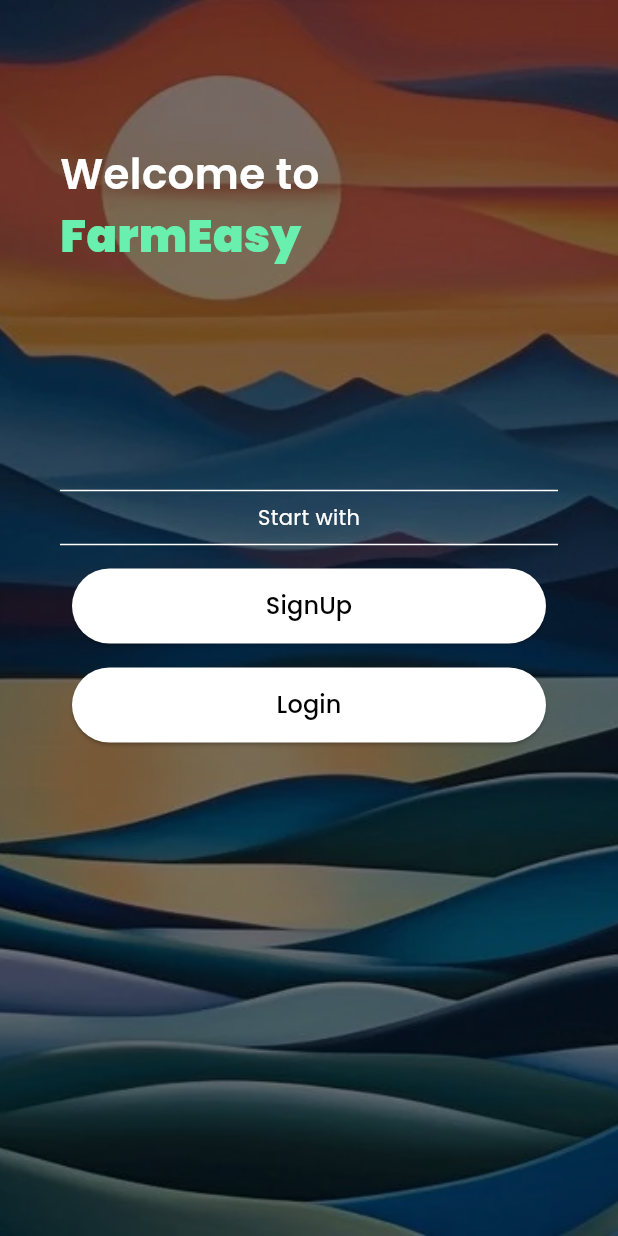
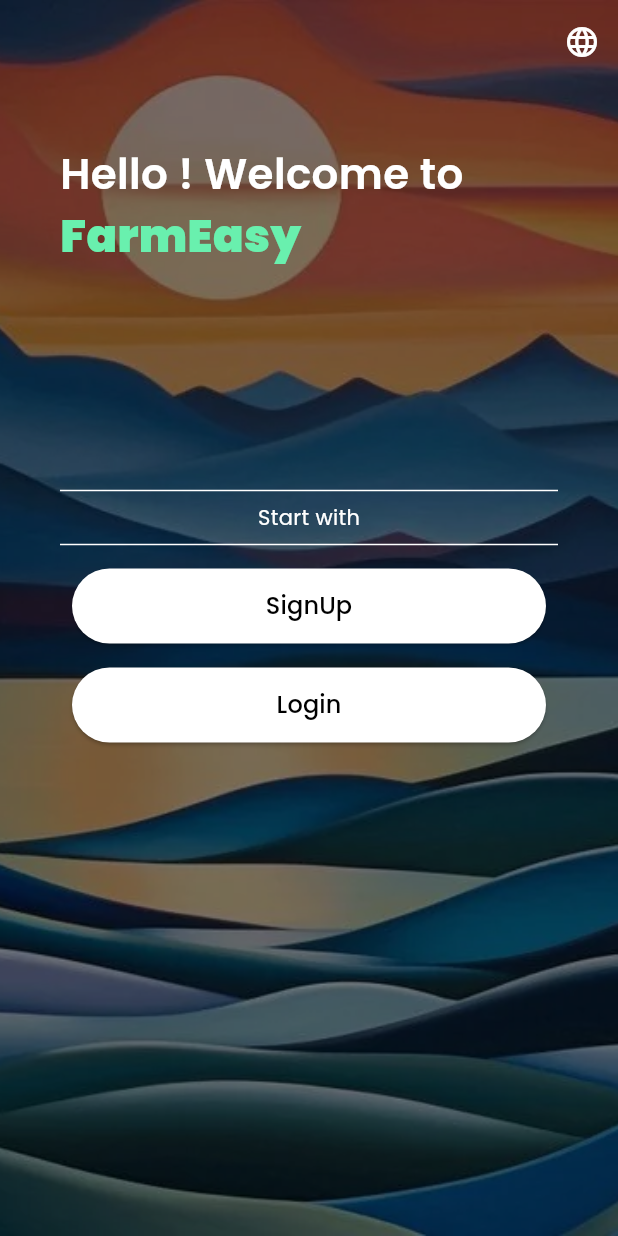
Before and after one commit to Gautam20402/FarmEasy, a Flutter app: the screen it shows after launch, on a phone screen of 412 x 824 dp. Run offline on Flutter 3.47's test engine with Material 3 defaults, Android fonts, the phone set to English and light mode, and no system bars; our stand-ins replace bloc, cloud_firestore, firebase_auth, firebase_core, flutter_bloc, fluttertoast and 1 more; accounts and stored records are empty; generated files the repository leaves out were written again.

Commit message:
language added-hindi-under-maintenance

```diff
--- /dev/null
+++ b/l10n.yaml
@@ -0,0 +1,3 @@
+arb-dir: lib/l10n
+template-arb-file: app_en.arb
+output-localization-file: app_localizations.dart
--- a/lib/features/landing/ui/landing_screen.dart
+++ b/lib/features/landing/ui/landing_screen.dart
@@ -1,6 +1,11 @@
 import 'package:farmeasy/features/landing/bloc/landing_bloc.dart';
+import 'package:flutter/cupertino.dart';
 import 'package:flutter/material.dart';
 import 'package:flutter_bloc/flutter_bloc.dart';
+import 'package:flutter_gen/gen_l10n/app_localizations.dart';
+
+import '../../../localization/bloc/app_config_cubit.dart';
+import '../../../localization/l10n/l10n.dart';
 
 class LandingScreen extends StatefulWidget {
   const LandingScreen({super.key});
@@ -35,6 +40,39 @@ class _LandingScreenState extends State<LandingScreen> {
         switch (state.runtimeType) {
           case LandingInitial:
             return Scaffold(
+                extendBody: true,
+                extendBodyBehindAppBar: true,
+                appBar: AppBar(
+                  actions: [
+                    PopupMenuButton(
+                      icon: const Icon(
+                        Icons.language,
+                        color: Colors.white,
+                      ),
+                      shape: RoundedRectangleBorder(
+                        borderRadius: BorderRadius.circular(16),
+                      ),
+                      elevation: 1,
+                      position: PopupMenuPosition.under,
+                      itemBuilder: (_) {
+                        return AppLocalizations.supportedLocales.map(
+                          (locale) {
+                            return PopupMenuItem<String>(
+                              value: locale.languageCode,
+                              child:
+                                  Text(L10n.languageName(locale.languageCode)),
+                            );
+                          },
+                        ).toList();
+                      },
+                      onSelected: (value) {
+                        context
+                            .read<AppConfigCubit>()
+                            .changeLanguage(Locale(value));
+                      },
+                    ),
+                  ],
+                ),
                 body: Stack(
                   alignment: AlignmentDirectional.topStart,
                   children: [
@@ -52,9 +90,9 @@ class _LandingScreenState extends State<LandingScreen> {
                         crossAxisAlignment: CrossAxisAlignment.start,
                         mainAxisAlignment: MainAxisAlignment.start,
                         children: [
-                      const Text(
-                        "Welcome to",
-                        style: TextStyle(
+                          Text(
+                            "${AppLocalizations.of(context)?.hello} Welcome to ",
+                            style: const TextStyle(
                               fontSize: 28,
                               fontWeight: FontWeight.w600,
                               color: Colors.white,
@@ -95,7 +133,8 @@ class _LandingScreenState extends State<LandingScreen> {
                                   padding: const EdgeInsets.all(8.0),
                                   child: ElevatedButton(
                                     onPressed: () {
-                                  landingBloc.add(LandingSignupClickedEvent());
+                                      landingBloc
+                                          .add(LandingSignupClickedEvent());
                                     },
                                     child: const SizedBox(
                                       height: 50,
@@ -114,7 +153,8 @@ class _LandingScreenState extends State<LandingScreen> {
                                   padding: const EdgeInsets.all(8.0),
                                   child: ElevatedButton(
                                     onPressed: () {
-                                  landingBloc.add(LandingLoginClickedEvent());
+                                      landingBloc
+                                          .add(LandingLoginClickedEvent());
                                     },
                                     child: const SizedBox(
                                       height: 50,
--- /dev/null
+++ b/lib/localization/bloc/app_config_cubit.dart
@@ -0,0 +1,14 @@
+import 'dart:ui';
+
+import 'package:bloc/bloc.dart';
+import 'package:meta/meta.dart';
+
+part 'app_config_state.dart';
+
+class AppConfigCubit extends Cubit<AppConfigState> {
+  AppConfigCubit() : super(const AppConfigState());
+
+  void changeLanguage(Locale locale) {
+    emit(state.copyWith(currentLocale: locale));
+  }
+}
--- /dev/null
+++ b/lib/localization/bloc/app_config_state.dart
@@ -0,0 +1,16 @@
+part of 'app_config_cubit.dart';
+
+class AppConfigState {
+  final Locale currentLocale;
+  const AppConfigState({
+    this.currentLocale = const Locale('en'),
+  });
+
+  AppConfigState copyWith({
+    Locale? currentLocale,
+  }) {
+    return AppConfigState(
+      currentLocale: currentLocale ?? this.currentLocale,
+    );
+  }
+}
--- /dev/null
+++ b/lib/localization/l10n/l10n.dart
@@ -0,0 +1,19 @@
+import 'package:flutter/material.dart';
+
+class L10n {
+  static final all = [
+    const Locale('en'),
+    const Locale('hi'),
+  ];
+
+  static String languageName(String code) {
+    switch (code) {
+      case 'en':
+        return 'English';
+      case 'hi':
+        return 'Hindi';
+      default:
+        return 'English';
+    }
+  }
+}
--- a/lib/main.dart
+++ b/lib/main.dart
@@ -2,8 +2,11 @@ import 'package:farmeasy/const.dart';
 import 'package:farmeasy/features/crop_price/ui/crop_price_show_screen.dart';
 import 'package:farmeasy/features/market/ui/market_screen.dart';
 import 'package:farmeasy/features/weather/ui/weather_screen.dart';
+import 'package:farmeasy/localization/bloc/app_config_cubit.dart';
 import 'package:firebase_core/firebase_core.dart';
 import 'package:flutter/material.dart';
+import 'package:flutter_bloc/flutter_bloc.dart';
+import 'package:flutter_localizations/flutter_localizations.dart';
 import 'package:google_fonts/google_fonts.dart';
 import 'features/forgot_password/ui/forgot_password_screen.dart';
 import 'features/signup/ui/signup_screen.dart';
@@ -11,6 +14,9 @@ import 'features/splash/ui/splash_screen.dart';
 import 'features/login/ui/login_screen.dart';
 import 'features/landing/ui/landing_screen.dart';
 import 'features/email_verification/ui/email_verification_screen.dart';
+import 'package:flutter_gen/gen_l10n/app_localizations.dart';
+
+import 'localization/l10n/l10n.dart';
 
 Future<void> main() async {
   WidgetsFlutterBinding.ensureInitialized();
@@ -22,8 +28,21 @@ class MyApp extends StatelessWidget {
   const MyApp({super.key});
   @override
   Widget build(BuildContext context) {
+    return MultiBlocProvider(
+      providers: [
+        BlocProvider(create: (_) => AppConfigCubit()),
+      ],
+      child: Builder(builder: (context) {
         return MaterialApp(
           debugShowCheckedModeBanner: false,
+          supportedLocales: L10n.all,
+          locale: context.watch<AppConfigCubit>().state.currentLocale,
+          localizationsDelegates: const [
+            AppLocalizations.delegate,
+            GlobalMaterialLocalizations.delegate,
+            GlobalCupertinoLocalizations.delegate,
+            GlobalWidgetsLocalizations.delegate,
+          ],
           title: 'FarmEasy',
           theme: ThemeData(
             fontFamily: GoogleFonts.poppins().fontFamily,
@@ -67,5 +86,7 @@ class MyApp extends StatelessWidget {
             // '/weather': (context) => const WeatherScreen(),
           },
         );
+      }),
+    );
   }
 }
--- a/pubspec.yaml
+++ b/pubspec.yaml
@@ -100,5 +100,3 @@ flutter:
   #
   # For details regarding fonts from package dependencies,
   # see https://flutter.dev/custom-fonts/#from-packages
-flutter_intl:
-  enabled: true
```
Also changed, not shown: lib/generated/intl/messages_all.dart (deleted), lib/generated/intl/messages_en.dart (deleted), lib/generated/l10n.dart (deleted), lib/localization/l10n/app_en.arb (renamed from lib/l10n/app_en.arb), lib/localization/l10n/app_hi.arb (renamed from lib/l10n/app_hi.arb). Lines whose indentation alone changed are shown as unchanged.
